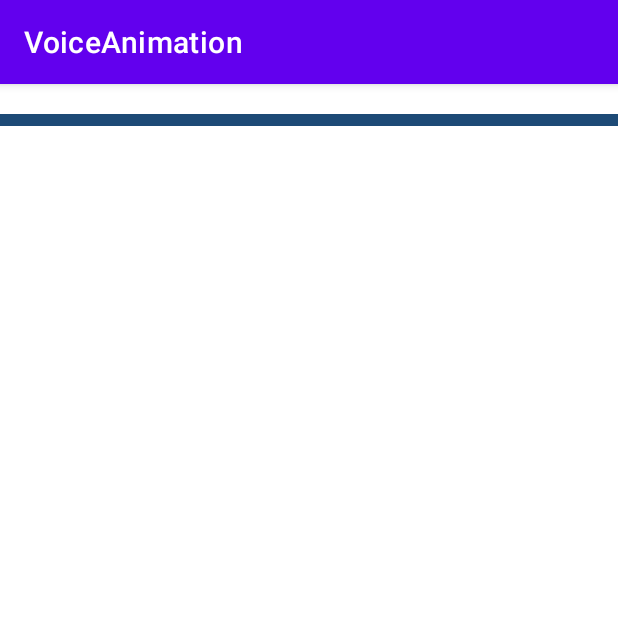
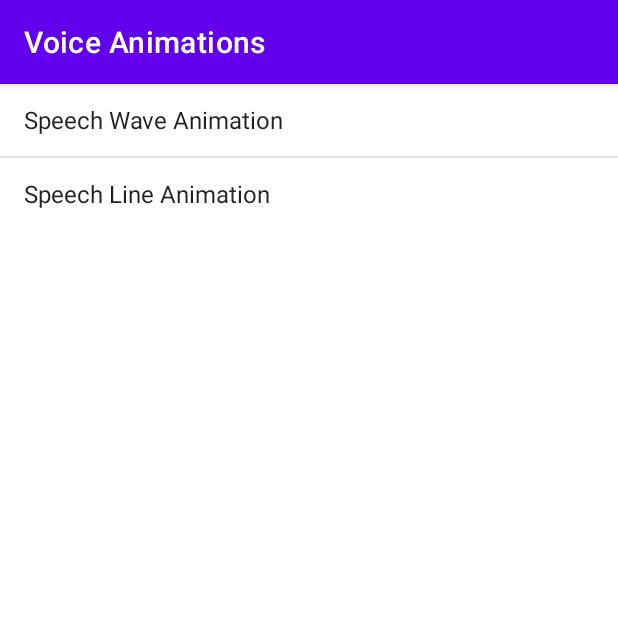
Before and after one commit to BambooAppsDevTeam/speechwavesanimation, an Android app: the screen it shows after launch (LineVoiceActivity before the commit, MainActivity after it), on a phone screen of 412 x 824 dp, the top half of it. Run offline under Robolectric (Android 15) with nearby library versions, the phone set to English and light mode, and no system bars.

Commit message:
IVO-187 fragments

```diff
--- a/app/build.gradle.kts
+++ b/app/build.gradle.kts
@@ -38,5 +38,6 @@ dependencies {
     implementation("androidx.appcompat:appcompat:1.6.1")
     implementation("com.google.android.material:material:1.8.0")
     implementation("androidx.constraintlayout:constraintlayout:2.1.4")
+    implementation("androidx.navigation:navigation-fragment-ktx:2.5.3")
     implementation(project(":speech-waves-animation"))
 }
--- a/app/src/main/java/eu/bamboo/voice_animation/LineVoiceActivity.kt
+++ /dev/null
@@ -1,88 +0,0 @@
-package eu.bamboo.voice_animation
-
-import android.Manifest
-import android.media.MediaPlayer
-import android.media.audiofx.Visualizer
-import android.os.Bundle
-import androidx.activity.result.contract.ActivityResultContracts
-import androidx.appcompat.app.AppCompatActivity
-import eu.bamboo.speech_waves_animation.VoiceVisualizer
-import eu.bamboo.voice_animation.databinding.ActivityLineVoiceBinding
-
-class LineVoiceActivity : AppCompatActivity() {
-
-    private lateinit var binding: ActivityLineVoiceBinding
-
-    private lateinit var mediaPlayer: MediaPlayer
-
-    private var visualizer: Visualizer? = null
-
-    private val neededPermissionsArray = listOfNotNull(
-        Manifest.permission.RECORD_AUDIO
-    ).toTypedArray()
-
-    override fun onCreate(savedInstanceState: Bundle?) {
-        super.onCreate(savedInstanceState)
-        binding = ActivityLineVoiceBinding.inflate(layoutInflater)
-        val view = binding.root
-        setContentView(view)
-
-        mediaPlayer = MediaPlayer.create(this, R.raw.voice_main_feature_5)
-    }
-
-    override fun onStart() {
-        super.onStart()
-
-        startMediaPlayerIfPermitted()
-    }
-
-    override fun onStop() {
-        mediaPlayer.stop()
-        mediaPlayer.setOnCompletionListener(null)
-        visualizer?.release()
-
-        super.onStop()
-    }
-
-    private fun setAudioSessionId(audioSessionId: Int) {
-        visualizer?.release()
-
-        val visualizer = object : VoiceVisualizer(audioSessionId) {
-            override fun onWaveUpdates(bytes: ByteArray) {
-                binding.musicLine.updateVisualizer(bytes)
-                binding.musicWave.updateVisualizer(bytes)
-            }
-        }
-        this.visualizer = visualizer
-    }
-
-    private fun startMediaPlayerIfPermitted() {
-        if (appHasAudioRecordPermissions()) {
-            startMediaPlayer()
-        } else {
-            registerForActivityResult(
-                ActivityResultContracts.RequestMultiplePermissions()
-            ) { resultMap ->
-                neededPermissionsArray
-                    .all { resultMap[it] ?: false }
-                    .then { startMediaPlayer() }
-            }.launch(neededPermissionsArray)
-        }
-    }
-
-    private fun appHasAudioRecordPermissions() = neededPermissionsArray.all { hasPermission(it) }
-
-    private fun startMediaPlayer() {
-        mediaPlayer.start()
-
-        val id = mediaPlayer.audioSessionId
-        if (id != -1) {
-            setAudioSessionId(id)
-        }
-
-        mediaPlayer.setOnCompletionListener {
-            mediaPlayer.start()
-        }
-    }
-
-}
--- /dev/null
+++ b/app/src/main/java/eu/bamboo/voice_animation/MainActivity.kt
@@ -0,0 +1,68 @@
+package eu.bamboo.voice_animation
+
+import android.Manifest
+import android.os.Bundle
+import android.view.Menu
+import androidx.activity.result.contract.ActivityResultContracts
+import androidx.appcompat.app.AppCompatActivity
+import androidx.core.view.isVisible
+import eu.bamboo.voice_animation.databinding.ActivityMainBinding
+
+class MainActivity : AppCompatActivity() {
+
+    private lateinit var binding: ActivityMainBinding
+
+    private val neededPermissionsArray = listOfNotNull(
+        Manifest.permission.RECORD_AUDIO
+    ).toTypedArray()
+
+    override fun onCreate(savedInstanceState: Bundle?) {
+        super.onCreate(savedInstanceState)
+        binding = ActivityMainBinding.inflate(layoutInflater)
+        val view = binding.root
+        setContentView(view)
+
+        supportActionBar?.apply {
+            title = "Voice Animations"
+            setDisplayUseLogoEnabled(true)
+            setDisplayShowHomeEnabled(true)
+        }
+    }
+
+    override fun onCreateOptionsMenu(menu: Menu?): Boolean {
+        menuInflater.inflate(R.menu.main, menu)
+        menu?.findItem(R.id.permissions)?.isVisible = !appHasAudioRecordPermissions()
+        return super.onCreateOptionsMenu(menu)
+    }
+
+    override fun onStart() {
+        super.onStart()
+
+        requestPermissionsIfNeeded()
+    }
+
+    private fun requestPermissionsIfNeeded() {
+        if (!appHasAudioRecordPermissions()) {
+            registerForActivityResult(
+                ActivityResultContracts.RequestMultiplePermissions()
+            ) { resultMap ->
+                neededPermissionsArray
+                    .all { resultMap[it] ?: false }
+                    .then { hideWarning() }
+            }.launch(neededPermissionsArray)
+        }
+        invalidateOptionsMenu()
+    }
+
+    private fun hideWarning() {
+        invalidateOptionsMenu()
+    }
+
+    private fun appHasAudioRecordPermissions() = neededPermissionsArray
+        .all { hasPermission(it) }
+        .also {
+            binding.navHostFragment.isVisible = it
+            binding.warningText.isVisible = !it
+        }
+
+}
--- /dev/null
+++ b/app/src/main/java/eu/bamboo/voice_animation/MenuFragment.kt
@@ -0,0 +1,47 @@
+package eu.bamboo.voice_animation
+
+import android.os.Bundle
+import android.view.LayoutInflater
+import android.view.View
+import android.view.ViewGroup
+import android.widget.AdapterView
+import androidx.fragment.app.Fragment
+import androidx.navigation.fragment.findNavController
+import eu.bamboo.voice_animation.databinding.FragmentMenuBinding
+
+class MenuFragment : Fragment(R.layout.fragment_menu) {
+
+    private var _binding: FragmentMenuBinding? = null
+    private val binding get() = _binding!!
+
+    override fun onCreateView(
+        inflater: LayoutInflater,
+        container: ViewGroup?,
+        savedInstanceState: Bundle?
+    ): View {
+        _binding = FragmentMenuBinding.inflate(inflater, container, false)
+        return binding.root
+    }
+
+    override fun onViewCreated(view: View, savedInstanceState: Bundle?) {
+        super.onViewCreated(view, savedInstanceState)
+
+
+        binding.animationList.onItemClickListener =
+            AdapterView.OnItemClickListener { _, _, position, _ ->
+                when (position) {
+                    POSITION_ANIMATION_WAVE -> R.id.waveAnimationFragment
+                    POSITION_ANIMATION_LINE -> R.id.lineAnimationFragment
+                    else -> null
+                }?.let { itemId ->
+                    findNavController().navigate(itemId)
+                }
+            }
+    }
+
+    companion object {
+        private const val POSITION_ANIMATION_WAVE = 0
+        private const val POSITION_ANIMATION_LINE = 1
+    }
+
+}
--- /dev/null
+++ b/app/src/main/res/layout/activity_main.xml
@@ -0,0 +1,30 @@
+<?xml version="1.0" encoding="utf-8"?>
+<FrameLayout xmlns:android="http://schemas.android.com/apk/res/android"
+    xmlns:app="http://schemas.android.com/apk/res-auto"
+    xmlns:tools="http://schemas.android.com/tools"
+    android:layout_width="match_parent"
+    android:layout_height="match_parent">
+
+    <androidx.fragment.app.FragmentContainerView
+        android:id="@+id/nav_host_fragment"
+        android:name="androidx.navigation.fragment.NavHostFragment"
+        android:layout_width="match_parent"
+        android:layout_height="match_parent"
+        app:defaultNavHost="true"
+        app:navGraph="@navigation/main_nav_graph"
+        tools:layout="@layout/fragment_menu" />
+
+    <TextView
+        android:id="@+id/warningText"
+        style="@style/TextAppearance.AppCompat.Title"
+        android:layout_width="wrap_content"
+        android:layout_height="wrap_content"
+        android:layout_gravity="center"
+        android:layout_margin="44dp"
+        android:drawableTop="@android:drawable/stat_sys_warning"
+        android:drawableTint="@color/black"
+        android:gravity="center"
+        android:text="Can't open animation screens.\nAllow permissions first please."
+        android:visibility="gone" />
+
+</FrameLayout>
--- /dev/null
+++ b/app/src/main/res/layout/fragment_menu.xml
@@ -0,0 +1,12 @@
+<?xml version="1.0" encoding="utf-8"?>
+<FrameLayout xmlns:android="http://schemas.android.com/apk/res/android"
+    android:layout_width="match_parent"
+    android:layout_height="match_parent">
+
+    <ListView
+        android:id="@+id/animationList"
+        android:layout_width="match_parent"
+        android:layout_height="wrap_content"
+        android:entries="@array/animation_screens"/>
+
+</FrameLayout>
--- /dev/null
+++ b/app/src/main/res/menu/main.xml
@@ -0,0 +1,10 @@
+<?xml version="1.0" encoding="utf-8"?>
+<menu xmlns:android="http://schemas.android.com/apk/res/android"
+    xmlns:app="http://schemas.android.com/apk/res-auto">
+    <item
+        android:id="@+id/permissions"
+        android:icon="@android:drawable/stat_sys_warning"
+        android:orderInCategory="100"
+        android:title="permissions"
+        app:showAsAction="ifRoom" />
+</menu>
--- /dev/null
+++ b/app/src/main/res/navigation/main_nav_graph.xml
@@ -0,0 +1,19 @@
+<?xml version="1.0" encoding="utf-8"?>
+<navigation xmlns:android="http://schemas.android.com/apk/res/android"
+    xmlns:app="http://schemas.android.com/apk/res-auto"
+    android:id="@+id/main_nav_graph"
+    app:startDestination="@id/menuFragment">
+
+    <fragment
+        android:id="@+id/menuFragment"
+        android:name="eu.bamboo.voice_animation.MenuFragment" />
+
+    <fragment
+        android:id="@+id/waveAnimationFragment"
+        android:name="eu.bamboo.voice_animation.WaveVoiceFragment" />
+
+    <fragment
+        android:id="@+id/lineAnimationFragment"
+        android:name="eu.bamboo.voice_animation.LineVoiceFragment" />
+
+</navigation>
--- /dev/null
+++ b/app/src/main/res/values/arrays.xml
@@ -0,0 +1,7 @@
+<?xml version="1.0" encoding="utf-8"?>
+<resources>
+    <string-array name="animation_screens">
+        <item>Speech Wave Animation</item>
+        <item>Speech Line Animation</item>
+    </string-array>
+</resources>
--- a/build.gradle.kts
+++ b/build.gradle.kts
@@ -1,7 +1,7 @@
 // Top-level build file where you can add configuration options common to all sub-projects/modules.
 plugins {
-    id("com.android.application") version "8.1.0-alpha07" apply false
-    id("com.android.library") version "8.1.0-alpha07" apply false
+    id("com.android.application") version "8.1.0-alpha08" apply false
+    id("com.android.library") version "8.1.0-alpha08" apply false
     id("org.jetbrains.kotlin.android") version "1.7.21" apply false
 }
 
```
Also changed, not shown: app/src/main/AndroidManifest.xml (+1 -10 lines), app/src/main/java/eu/bamboo/voice_animation/LineVoiceFragment.kt (added, +76 -0 lines), app/src/main/java/eu/bamboo/voice_animation/WaveVoiceFragment.kt (renamed from app/src/main/java/eu/bamboo/voice_animation/WaveVoiceActivity.kt, +33 -45 lines), app/src/main/res/layout/fragment_line_voice.xml (renamed from app/src/main/res/layout/activity_line_voice.xml), app/src/main/res/layout/fragment_wave_voice.xml (renamed from app/src/main/res/layout/activity_wave_voice.xml).
